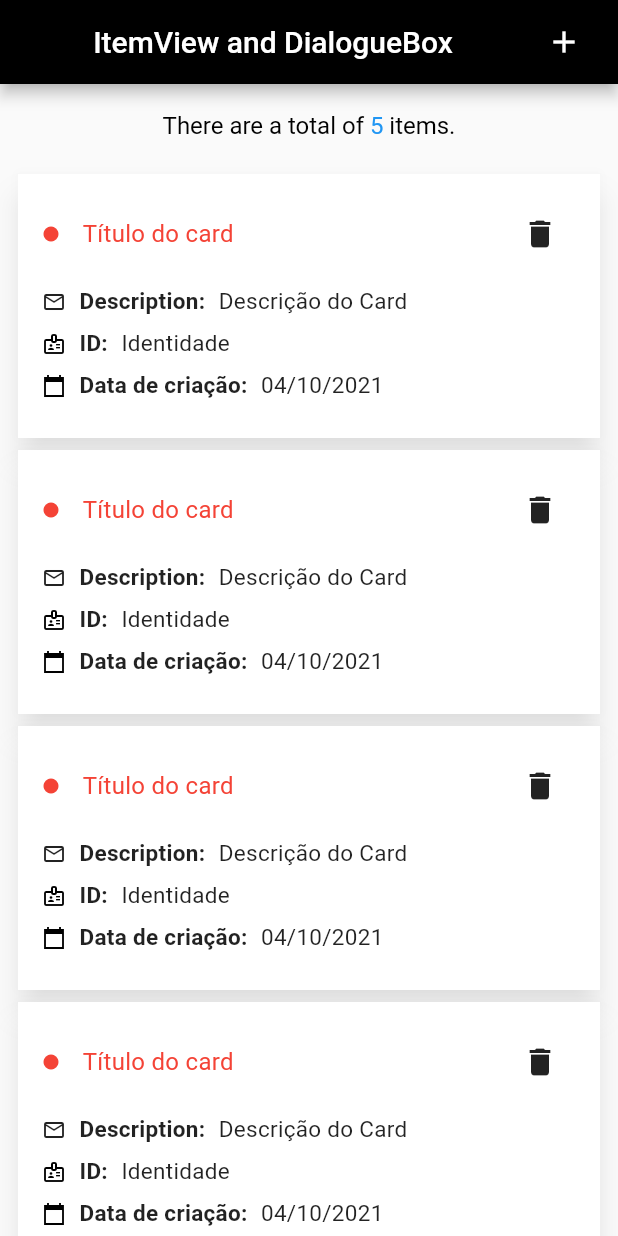
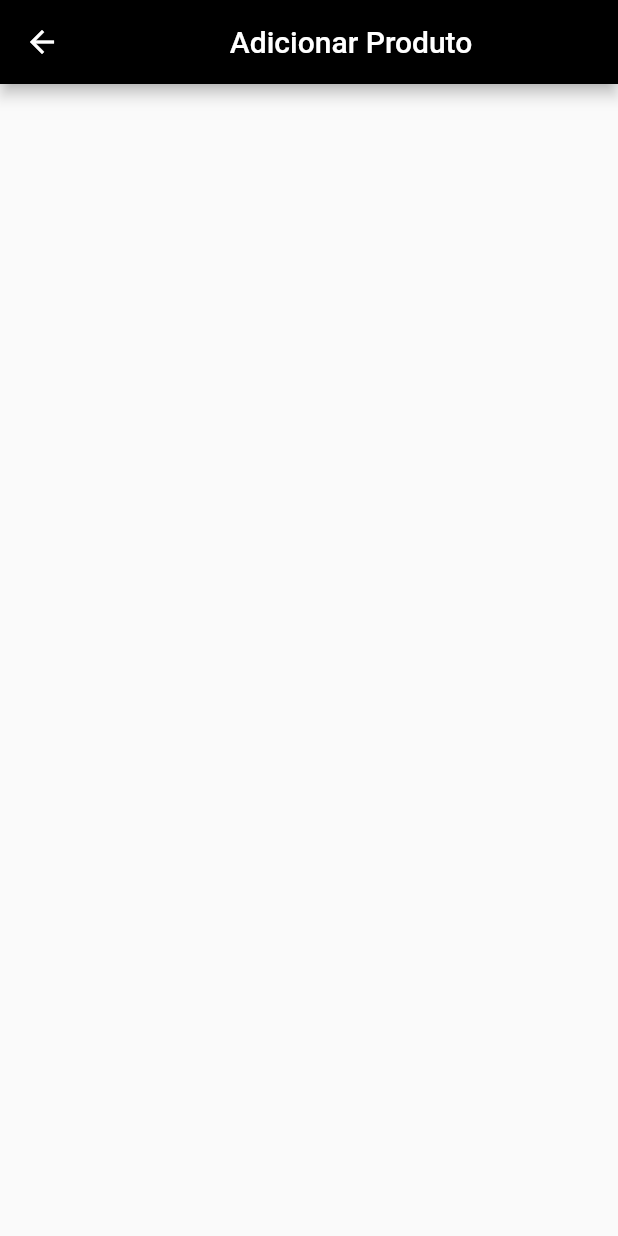
Before and after one commit to MarcusWeil/Crud_Flutter, a Flutter app: the screen it shows after launch, after a tap on the "add" icon, on a phone screen of 412 x 824 dp. Run offline on Flutter 3.47's test engine with Material 2 defaults, Android fonts, the light colour scheme and no system bars; our stand-ins replace flutter_mobx.

Commit message:
Routing and minor changes
Criei as páginas statefulwidget de criar e atualizar produtos linkados aos seus devidos ícones na tela da ListView.
Pequenas alterações nas labels.

```diff
--- a/lib/components/delete_snackbar.dart
+++ b/lib/components/show_snackbar.dart
@@ -1,12 +1,12 @@
 import 'package:flutter/material.dart';
 
-class DeleteSnackBar {
-  static final DeleteSnackBar instance = DeleteSnackBar();
+class ShowSnackBar {
+  static final ShowSnackBar instance = ShowSnackBar();
 
   final GlobalKey<ScaffoldMessengerState> rootScaffoldMessengerKey =
       GlobalKey<ScaffoldMessengerState>();
 
-  void showDeleteSnackBar(String msg) {
+  void showSnackBarSucess(String msg) {
     rootScaffoldMessengerKey.currentState?.showSnackBar(SnackBar(
       elevation: 4,
       backgroundColor: Colors.green,
--- a/lib/main.dart
+++ b/lib/main.dart
@@ -1,4 +1,6 @@
-import 'package:crud_and_dialoguebox/components/delete_snackbar.dart';
+import 'package:crud_and_dialoguebox/components/show_snackbar.dart';
+import 'package:crud_and_dialoguebox/view/product_create.dart';
+import 'package:crud_and_dialoguebox/view/product_update.dart';
 import 'package:flutter/material.dart';
 import 'package:flutter_mobx/flutter_mobx.dart';
 
@@ -11,7 +13,7 @@ class MyApp extends StatelessWidget {
   @override
   Widget build(BuildContext context) {
     return MaterialApp(
-      scaffoldMessengerKey: DeleteSnackBar.instance.rootScaffoldMessengerKey,
+      scaffoldMessengerKey: ShowSnackBar.instance.rootScaffoldMessengerKey,
       home: Scaffold(
           appBar: _appBar(),
           body: Column(children: <Widget>[
@@ -72,17 +74,22 @@ class MyApp extends StatelessWidget {
             children: [
               const Expanded(
                   child: Text(
-                "ItemView and DialogueBox",
+                "Lista de produtos",
                 textAlign: TextAlign.center,
                 style: TextStyle(color: Colors.white),
               )),
-              IconButton(
+              Builder(builder: (context) {
+                return IconButton(
                     onPressed: () {
-                    print('olá criar');
+                      Navigator.push(
+                          context,
+                          MaterialPageRoute(
+                              builder: (context) => CreateProduct()));
                     },
                     icon: const Icon(Icons.add),
                     alignment: Alignment.centerRight,
-                  color: const Color.fromARGB(255, 255, 255, 255)),
+                    color: const Color.fromARGB(255, 255, 255, 255));
+              }),
             ],
           )),
     );
@@ -113,7 +120,7 @@ class MyApp extends StatelessWidget {
                     child: Padding(
                       padding: EdgeInsets.only(left: 15.0),
                       child: Text(
-                        'Título do card',
+                        'Nome do Produto',
                         textAlign: TextAlign.justify,
                         style: TextStyle(
                             fontSize: 16,
@@ -135,21 +142,17 @@ class MyApp extends StatelessWidget {
                   })
                 ],
               ),
-              const SizedBox(
-                height: 12,
-              ),
-              Padding(
-                padding: const EdgeInsets.only(bottom: 10.0),
-                child: Row(
+              Row(
                 children: const [
                   Icon(
-                      Icons.mail_outline,
+                    Icons.description_outlined,
                     size: 16,
+                    color: Colors.black,
                   ),
                   Padding(
                     padding: EdgeInsets.only(left: 5.0),
                     child: Text(
-                        ' Description: ',
+                      ' Preço: ',
                       style: TextStyle(
                           fontSize: 15,
                           letterSpacing: .2,
@@ -160,7 +163,7 @@ class MyApp extends StatelessWidget {
                     child: Padding(
                       padding: EdgeInsets.only(left: 5.0),
                       child: Text(
-                          'Descrição do Card',
+                        "Preço ---",
                         overflow: TextOverflow.ellipsis,
                         maxLines: 1,
                         style: TextStyle(fontSize: 15, letterSpacing: .2),
@@ -169,68 +172,40 @@ class MyApp extends StatelessWidget {
                   ),
                 ],
               ),
-              ),
-              Padding(
-                padding: const EdgeInsets.only(bottom: 10.0),
-                child: Row(
-                  children: const [
-                    Icon(
-                      Icons.badge_outlined,
+              Row(
+                children: [
+                  const Icon(
+                    Icons.calendar_month_rounded,
                     size: 16,
                     color: Colors.black,
                   ),
-                    Padding(
+                  const Padding(
                     padding: EdgeInsets.only(left: 5.0),
                     child: Text(
-                        ' ID: ',
+                      ' Data de adição: ',
                       style: TextStyle(
                           fontSize: 15,
                           letterSpacing: .2,
                           fontWeight: FontWeight.bold),
                     ),
                   ),
-                    Expanded(
-                      child: Padding(
-                        padding: EdgeInsets.only(left: 5.0),
-                        child: Text(
-                          'Identidade',
-                          overflow: TextOverflow.ellipsis,
-                          maxLines: 1,
-                          style: TextStyle(fontSize: 15, letterSpacing: .2),
-                        ),
-                      ),
-                    ),
-                  ],
-                ),
-              ),
-              Padding(
-                padding: const EdgeInsets.only(bottom: 10.0),
-                child: Row(
-                  children: const [
-                    Icon(
-                      Icons.calendar_today_sharp,
-                      size: 16,
-                      color: Colors.black,
-                    ),
-                    Padding(
-                      padding: EdgeInsets.only(left: 5.0),
-                      child: Text(
-                        ' Data de criação: ',
-                        style: TextStyle(
-                            fontSize: 15,
-                            letterSpacing: .2,
-                            fontWeight: FontWeight.bold),
-                      ),
-                    ),
-                    Padding(
-                      padding: EdgeInsets.only(left: 5.0),
+                  const Expanded(
                     child: Text(
                       '04/10/2021',
                       style: TextStyle(fontSize: 15, letterSpacing: .2),
                     ),
                   ),
+                  Builder(builder: (context) {
+                    return IconButton(
+                        onPressed: () {
+                          Navigator.push(
+                              context,
+                              MaterialPageRoute(
+                                  builder: ((context) => UpdateProduct())));
+                        },
+                        icon: const Icon(Icons.edit));
+                  }),
                 ],
-                ),
               ),
             ],
           ),
@@ -256,8 +231,9 @@ class MyApp extends StatelessWidget {
           ),
         ),
       ),
-      content: SizedBox(
-        height: MediaQuery.of(context).size.height / 5,
+      content: Expanded(
+        child: SizedBox(
+          height: MediaQuery.of(context).size.height / 3.5,
           child: Column(
             children: [
               const Padding(
@@ -271,7 +247,7 @@ class MyApp extends StatelessWidget {
               Observer(builder: (_) {
                 return const Text(
                   "Tem certeza que deseja deletar este item?",
-                style: TextStyle(fontSize: 14, fontWeight: FontWeight.w500),
+                  style: TextStyle(fontSize: 15, fontWeight: FontWeight.w500),
                 );
               }),
               Expanded(child: Container()),
@@ -287,24 +263,27 @@ class MyApp extends StatelessWidget {
                           },
                           child: const Text(
                             "Não",
-                          style: TextStyle(fontSize: 18.0, color: Colors.black),
+                            style:
+                                TextStyle(fontSize: 18.0, color: Colors.black),
                           ))),
                   Center(
                       child: ElevatedButton(
                           onPressed: () {
-                          DeleteSnackBar.instance
-                              .showDeleteSnackBar('Excluído com sucesso');
                             Navigator.of(context, rootNavigator: true)
                                 .pop('dialog');
+                            ShowSnackBar.instance
+                                .showSnackBarSucess('Excluído com sucesso');
                           },
                           style: ElevatedButton.styleFrom(
-                            padding: const EdgeInsets.fromLTRB(35, 10, 35, 10),
+                              padding:
+                                  const EdgeInsets.fromLTRB(35, 10, 35, 10),
                               primary: const Color.fromRGBO(173, 42, 42, 1)),
                           child: const Text("Sim",
                               style: TextStyle(fontSize: 18.0)))),
                 ],
               ),
             ],
+          ),
         ),
       ),
     );
--- /dev/null
+++ b/lib/view/product_create.dart
@@ -0,0 +1,39 @@
+import 'package:flutter/material.dart';
+
+class CreateProduct extends StatefulWidget {
+  const CreateProduct({Key? key}) : super(key: key);
+  //A classe CreateProduct terá um estado de página, esse estado será criado e salvo.
+  @override
+  CreateProductPageState createState() => CreateProductPageState();
+}
+
+//A classe responsável por realizar a mudança de estado mencionado acima
+class CreateProductPageState extends State<CreateProduct> {
+  @override
+  Widget build(BuildContext context) {
+    //Componentes da tela sendo chamados.
+    return Scaffold(
+      appBar: _appBar(),
+      body: _body(),
+    );
+  }
+}
+
+_appBar() {
+  return AppBar(
+      backgroundColor: const Color.fromARGB(255, 0, 0, 0),
+      title: Align(
+          alignment: Alignment.center,
+          child: Row(
+            children: const [
+              Expanded(
+                  child: Text(
+                "Adicionar Produto",
+                textAlign: TextAlign.center,
+                style: TextStyle(color: Colors.white),
+              )),
+            ],
+          )));
+}
+
+_body() {}
```
Also changed, not shown: lib/view/product_update.dart (added, +39 -0 lines), 1 other file. Lines whose indentation alone changed are shown as unchanged.
